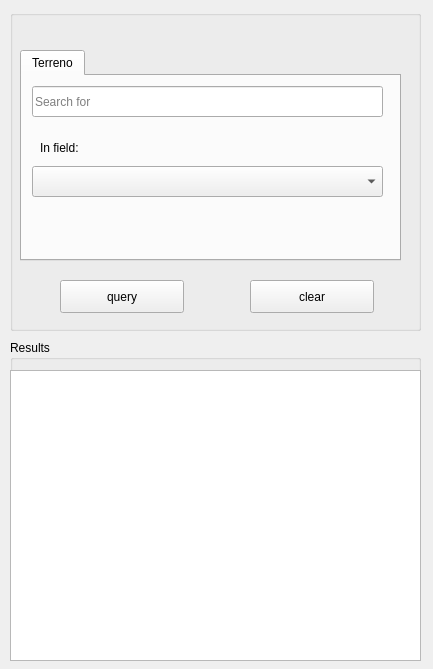
First picture: the form in asistente_ladm_col/ui/dockwidget_queries.ui, repository SwissTierrasColombia/Asistente-LADM-COL, before the edit.
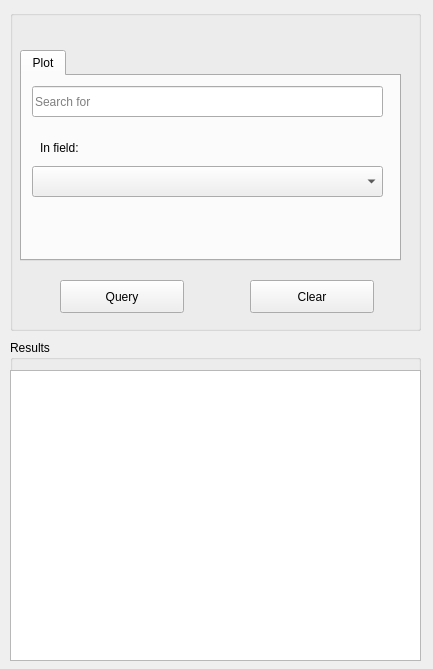
Second picture: the form after the edit.

Commit message:
[gui] Add PLOT fields to search box
Maybe 'enter' should submit the form?

```diff
--- a/asistente_ladm_col/ui/dockwidget_queries.ui
+++ b/asistente_ladm_col/ui/dockwidget_queries.ui
@@ -62,7 +62,7 @@
     </property>
     <widget class="QWidget" name="tab">
      <attribute name="title">
-      <string>Terreno</string>
+      <string>Plot</string>
      </attribute>
      <widget class="QLineEdit" name="lineEdit">
       <property name="geometry">
@@ -115,7 +115,7 @@
      </rect>
     </property>
     <property name="text">
-     <string>clear</string>
+     <string>Clear</string>
     </property>
    </widget>
    <widget class="QPushButton" name="pushButton_2">
@@ -128,7 +128,7 @@
      </rect>
     </property>
     <property name="text">
-     <string>query</string>
+     <string>Query</string>
     </property>
    </widget>
   </widget>
```
Left out of the diff: 2 changed lines with no effect on the pictures. The commit also changes 3 other files.
